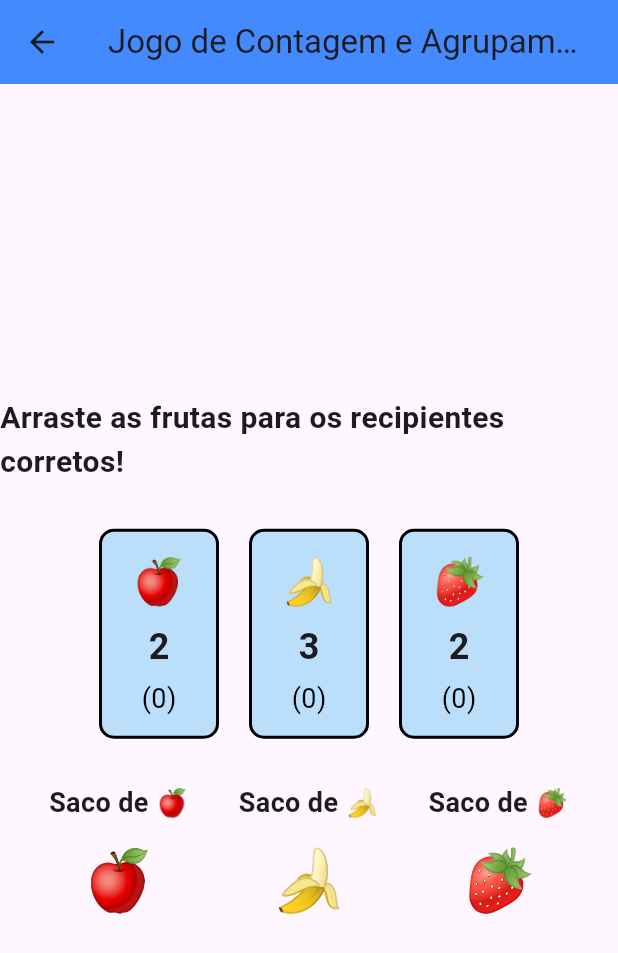
After one commit to Guilherme-devcode/EchoPlay, a Flutter app: the CountingAndGroupingGame screen opened directly, on a phone screen of 412 x 824 dp. The commit adds this screen. Shown: the top 953 px of the screen. Run offline on Flutter 3.47's test engine with Material 3 defaults, Android fonts, the light colour scheme and no system bars; our stand-ins replace flutter_tts.

Commit message:
FEAT: Implementando lógica e mini-game de contar e agrupar objetos

```diff
--- /dev/null
+++ b/lib/pages/counting-grouping-game-screen/counting-grouping-game.dart
@@ -0,0 +1,270 @@
+// ignore_for_file: library_private_types_in_public_api, file_names, collection_methods_unrelated_type, unrelated_type_equality_checks, deprecated_member_use
+
+import 'package:flutter/material.dart';
+
+class CountingAndGroupingGame extends StatefulWidget {
+  const CountingAndGroupingGame({super.key});
+
+  @override
+  _CountingAndGroupingGameState createState() =>
+      _CountingAndGroupingGameState();
+}
+
+class _CountingAndGroupingGameState extends State<CountingAndGroupingGame> {
+  final List<String> fruits = ['🍎', '🍌', '🍓']; // Tipos de frutas
+  final Map<String, int> targetCounts = {
+    '🍎': 2,
+    '🍌': 3,
+    '🍓': 2
+  }; // Alvos para cada fruta
+  final Map<String, int> currentCounts = {
+    '🍎': 0,
+    '🍌': 0,
+    '🍓': 0
+  }; // Contagem atual em cada recipiente
+
+  bool isTrashVisible = false; // Controla a visibilidade da lixeira
+
+  // Função para verificar se o agrupamento está correto
+  void checkGrouping() {
+    bool isCorrect = true;
+    targetCounts.forEach((fruit, target) {
+      if (currentCounts[fruit] != target) {
+        isCorrect = false;
+      }
+    });
+
+    if (isCorrect) {
+      showDialog(
+        context: context,
+        builder: (context) => AlertDialog(
+          title: const Text("Parabéns!"),
+          content: const Text("Você completou o agrupamento corretamente!"),
+          actions: [
+            TextButton(
+              onPressed: () {
+                Navigator.of(context).pop();
+                setState(() {
+                  resetGame();
+                });
+              },
+              child: const Text("Próximo"),
+            ),
+          ],
+        ),
+      );
+    }
+  }
+
+  // Reseta o jogo para o próximo nível ou reiniciar
+  void resetGame() {
+    currentCounts.updateAll((key, value) => 0);
+    isTrashVisible = false;
+  }
+
+  // Lógica para quando a fruta é removida
+  void removeFruit(String fruit) {
+    setState(() {
+      if (currentCounts[fruit]! > 0) {
+        currentCounts[fruit] = currentCounts[fruit]! - 1;
+        isTrashVisible = false; // Oculta a lixeira após remover
+      }
+    });
+  }
+
+  @override
+  Widget build(BuildContext context) {
+    return Scaffold(
+      appBar: AppBar(
+        title: const Text("Jogo de Contagem e Agrupamento"),
+        centerTitle: true,
+        backgroundColor: Colors.blueAccent,
+        elevation: 0,
+      ),
+      body: Stack(
+        children: [
+          Center(
+            child: Column(
+              mainAxisAlignment: MainAxisAlignment.center,
+              children: [
+                const Text(
+                  "Arraste as frutas para os recipientes corretos!",
+                  style: TextStyle(fontSize: 20, fontWeight: FontWeight.bold),
+                ),
+                const SizedBox(height: 20),
+                Row(
+                  mainAxisAlignment: MainAxisAlignment.center,
+                  children: targetCounts.entries.map((entry) {
+                    String fruit = entry.key;
+                    return Draggable<String>(
+                      data: fruit,
+                      onDragStarted: () {
+                        // Exibe a lixeira ao iniciar o arraste
+                        setState(() {
+                          isTrashVisible = true;
+                        });
+                      },
+                      onDragEnd: (details) {
+                        // Oculta a lixeira ao finalizar o arraste
+                        setState(() {
+                          isTrashVisible = false;
+                        });
+                      },
+                      feedback: Material(
+                        color: Colors.transparent,
+                        child: Text(
+                          fruit,
+                          style: const TextStyle(fontSize: 40),
+                        ),
+                      ),
+                      childWhenDragging: Container(
+                        width: 80,
+                        height: 140,
+                        margin: const EdgeInsets.all(10),
+                        decoration: BoxDecoration(
+                          color: Colors.grey[300],
+                          borderRadius: BorderRadius.circular(10),
+                          border: Border.all(
+                            color: Colors.black,
+                            width: 2,
+                          ),
+                        ),
+                      ),
+                      child: DragTarget<String>(
+                        onAccept: (data) {
+                          setState(() {
+                            if (data == fruit) {
+                              currentCounts[data] = currentCounts[data]! + 1;
+                              checkGrouping();
+                            }
+                          });
+                        },
+                        onWillAccept: (data) => data == fruit,
+                        builder: (context, candidateData, rejectedData) {
+                          return Container(
+                            width: 80,
+                            height: 140,
+                            margin: const EdgeInsets.all(10),
+                            decoration: BoxDecoration(
+                              color: currentCounts[fruit] == entry.value
+                                  ? Colors.green[200]
+                                  : Colors.blue[100],
+                              borderRadius: BorderRadius.circular(10),
+                              border: Border.all(
+                                color: Colors.black,
+                                width: 2,
+                              ),
+                            ),
+                            alignment: Alignment.center,
+                            child: Column(
+                              mainAxisAlignment: MainAxisAlignment.center,
+                              children: [
+                                Text(
+                                  fruit,
+                                  style: const TextStyle(
+                                    fontSize: 30,
+                                  ),
+                                ),
+                                const SizedBox(height: 5),
+                                Text(
+                                  '${entry.value}', // Número alvo
+                                  style: const TextStyle(
+                                    fontSize: 24,
+                                    fontWeight: FontWeight.bold,
+                                  ),
+                                ),
+                                const SizedBox(height: 5),
+                                Text(
+                                  '(${currentCounts[fruit]})', // Quantidade atual
+                                  style: TextStyle(
+                                    fontSize: 18,
+                                    color: currentCounts[fruit] == entry.value
+                                        ? Colors.green
+                                        : Colors.black,
+                                  ),
+                                ),
+                              ],
+                            ),
+                          );
+                        },
+                      ),
+                    );
+                  }).toList(),
+                ),
+                const SizedBox(height: 20),
+                // Exibir sacos de frutas individuais
+                Row(
+                  mainAxisAlignment: MainAxisAlignment.spaceEvenly,
+                  children: fruits.map((fruit) {
+                    return Column(
+                      children: [
+                        Text(
+                          "Saco de $fruit",
+                          style: const TextStyle(
+                              fontSize: 18, fontWeight: FontWeight.bold),
+                        ),
+                        const SizedBox(height: 10),
+                        Draggable<String>(
+                          data: fruit,
+                          feedback: Material(
+                            color: Colors.transparent,
+                            child: Text(
+                              fruit,
+                              style: const TextStyle(fontSize: 40),
+                            ),
+                          ),
+                          childWhenDragging: Opacity(
+                            opacity: 0.5,
+                            child: Text(
+                              fruit,
+                              style: const TextStyle(fontSize: 40),
+                            ),
+                          ),
+                          child: Text(
+                            fruit,
+                            style: const TextStyle(fontSize: 40),
+                          ),
+                        ),
+                      ],
+                    );
+                  }).toList(),
+                ),
+              ],
+            ),
+          ),
+          // Exibir lixeira centralizada se estiver visível
+          if (isTrashVisible)
+            Positioned(
+              top: 80, // Posiciona a lixeira acima da pergunta
+              left: MediaQuery.of(context).size.width / 2 -
+                  40, // Centraliza horizontalmente
+              child: DragTarget<String>(
+                onAccept: (data) {
+                  removeFruit(data);
+                },
+                builder: (context, candidateData, rejectedData) {
+                  return Container(
+                    width: 80,
+                    height: 80,
+                    decoration: BoxDecoration(
+                      color: Colors.red[200],
+                      borderRadius: BorderRadius.circular(40),
+                      border: Border.all(
+                        color: Colors.black,
+                        width: 2,
+                      ),
+                    ),
+                    child: const Icon(
+                      Icons.delete,
+                      size: 40,
+                      color: Colors.black,
+                    ),
+                  );
+                },
+              ),
+            ),
+        ],
+      ),
+    );
+  }
+}
--- a/lib/pages/welcome-screen/welcome.dart
+++ b/lib/pages/welcome-screen/welcome.dart
@@ -1,4 +1,4 @@
-import 'package:echoplay/pages/name-input-screen/name-screen.dart';
+import 'package:echoplay/pages/name-game-screen/name-game.dart';
 import 'package:flutter/material.dart';
 
 void main() {
@@ -76,7 +76,7 @@ class WelcomeScreen extends StatelessWidget {
                       Navigator.push(
                         context,
                         MaterialPageRoute(
-                            builder: (context) => const NameInputScreen()),
+                            builder: (context) => const NameGameScreen()),
                       );
                     },
                     style: ElevatedButton.styleFrom(
--- a/lib/pages/word-complete/word-completion-game.dart
+++ b/lib/pages/word-complete/word-completion-game.dart
@@ -13,7 +13,7 @@ class WordCompletionGameScreen extends StatefulWidget {
 }
 
 class _WordCompletionGameScreenState extends State<WordCompletionGameScreen> {
-  final String correctAnswer = "GUILHERME"; // Palavra correta
+  final String correctAnswer = "OVELHA"; // Palavra correta
   List<String> selectedLetters = [];
   List<String> keyboardLetters = [];
   List<int> missingLetterIndices = [];
```
